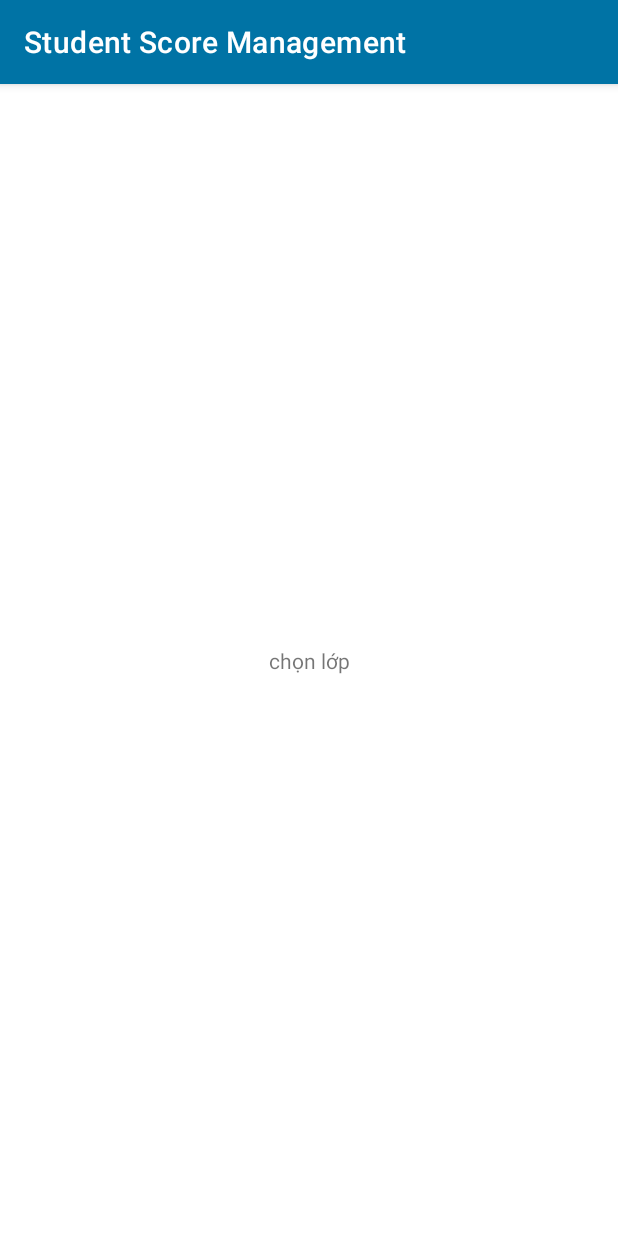
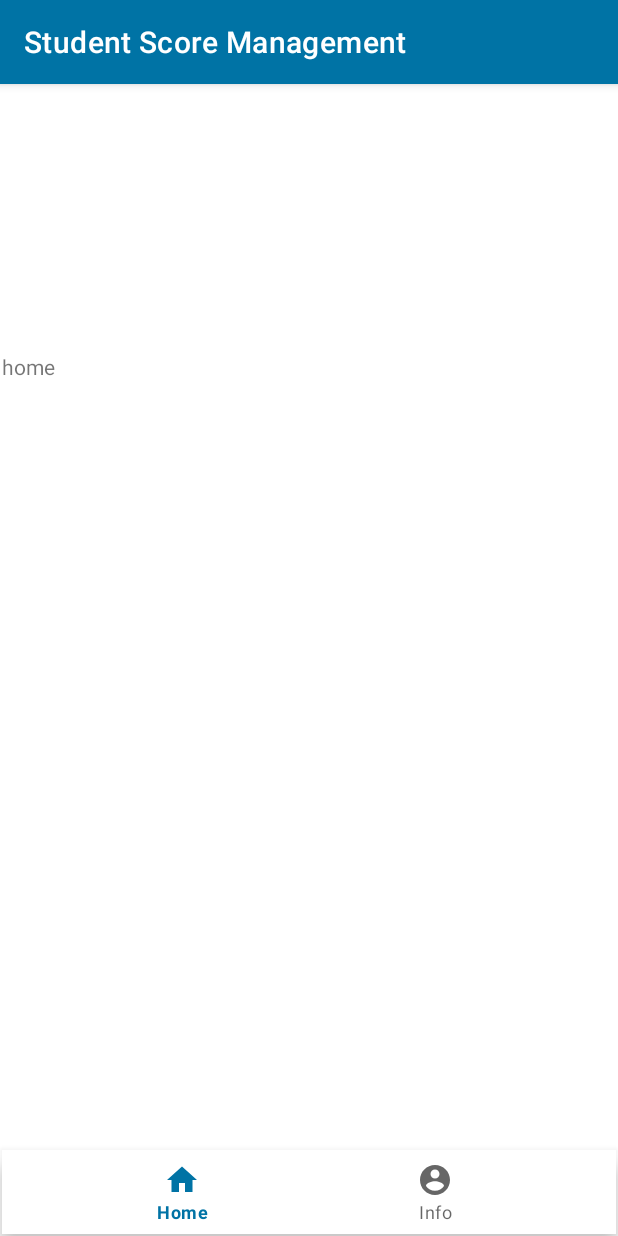
Before and after one commit to truong-lv/Student-Score-Management_App, an Android app: the MainActivity screen opened directly, with no data from a screen before it, on a phone screen of 412 x 824 dp. Run offline under Robolectric (Android 15) with nearby library versions, the phone set to English and light mode, and no system bars; our stand-ins replace navigation-ui.

Commit message:
update fragment

```diff
--- a/app/build.gradle
+++ b/app/build.gradle
@@ -39,6 +39,7 @@ dependencies {
     implementation 'androidx.lifecycle:lifecycle-viewmodel-ktx:2.4.1'
     implementation 'androidx.navigation:navigation-fragment:2.4.1'
     implementation 'androidx.navigation:navigation-ui:2.4.1'
+    implementation 'androidx.legacy:legacy-support-v4:1.0.0'
     testImplementation 'junit:junit:4.13.2'
     androidTestImplementation 'androidx.test.ext:junit:1.1.3'
     androidTestImplementation 'androidx.test.espresso:espresso-core:3.4.0'
--- a/app/src/main/java/com/example/studentscoremanagement/DBHelper.java
+++ b/app/src/main/java/com/example/studentscoremanagement/DBHelper.java
@@ -137,7 +137,7 @@ public class DBHelper extends SQLiteOpenHelper {
         database.execSQL("INSERT INTO "+TB_TAIKHOAN+" VALUES ('nghia','123456','0347360427',null)");
         database.execSQL("INSERT INTO "+TB_TAIKHOAN+" VALUES ('nam','123456','0334704530',null)");
         database.execSQL("INSERT INTO "+TB_TAIKHOAN+" VALUES ('vu','123456','0327551251',null)");
-        database.execSQL("INSERT INTO "+TB_TAIKHOAN+" VALUES ('sang','123456','0922060313',null)");
+        database.execSQL("INSERT INTO "+TB_TAIKHOAN+" VALUES ('sang','123456','0933545121',null)");
 
         database.execSQL("INSERT INTO "+TB_LOP+" VALUES ('12A1','Lù Vĩnh Trường')");
         database.execSQL("INSERT INTO "+TB_LOP+" VALUES ('12A2','Nguyễn Hải Nam')");
--- a/app/src/main/java/com/example/studentscoremanagement/MainActivity.java
+++ b/app/src/main/java/com/example/studentscoremanagement/MainActivity.java
@@ -1,6 +1,9 @@
 package com.example.studentscoremanagement;
 
 import androidx.appcompat.app.AppCompatActivity;
+import androidx.navigation.NavController;
+import androidx.navigation.Navigation;
+import androidx.navigation.ui.NavigationUI;
 
 import android.content.Intent;
 import android.os.Bundle;
@@ -9,6 +12,8 @@ import android.widget.Button;
 import android.widget.EditText;
 import android.widget.Toast;
 
+import com.google.android.material.bottomnavigation.BottomNavigationView;
+
 public class MainActivity extends AppCompatActivity {
 
 
@@ -16,6 +21,9 @@ public class MainActivity extends AppCompatActivity {
     protected void onCreate(Bundle savedInstanceState) {
         super.onCreate(savedInstanceState);
         setContentView(R.layout.activity_main);
+        BottomNavigationView bottomNavigationView = findViewById(R.id.bottomNavigationView);
+        NavController navController = Navigation.findNavController(this,  R.id.fragment);
+        NavigationUI.setupWithNavController(bottomNavigationView, navController);
 
         addControl();
         setEvent();
--- a/app/src/main/java/com/example/studentscoremanagement/VerifyActivity.java
+++ b/app/src/main/java/com/example/studentscoremanagement/VerifyActivity.java
@@ -38,7 +38,7 @@ public class VerifyActivity extends AppCompatActivity {
 
                 //kiểm tra người dùng nhập mã xác nhận có đúng ko
                 if(!inputCode.equals(code)){
-                    Intent intent=new Intent(VerifyActivity.this,ChooseClassActivity.class);
+                    Intent intent=new Intent(VerifyActivity.this,ChooseClassActivity.class);//update fragment here
                     intent.putExtra(LoginActivity.USER_INFOR,bundle);
                     startActivity(intent);
                 }else {
--- /dev/null
+++ b/app/src/main/java/com/example/studentscoremanagement/fragment/HomeFragment.java
@@ -0,0 +1,66 @@
+package com.example.studentscoremanagement.fragment;
+
+import android.os.Bundle;
+
+import androidx.fragment.app.Fragment;
+
+import android.view.LayoutInflater;
+import android.view.View;
+import android.view.ViewGroup;
+
+import com.example.studentscoremanagement.R;
+
+/**
+ * A simple {@link Fragment} subclass.
+ * Use the {@link HomeFragment#newInstance} factory method to
+ * create an instance of this fragment.
+ */
+public class HomeFragment extends Fragment {
+
+    // TODO: Rename parameter arguments, choose names that match
+    // the fragment initialization parameters, e.g. ARG_ITEM_NUMBER
+    private static final String ARG_PARAM1 = "param1";
+    private static final String ARG_PARAM2 = "param2";
+
+    // TODO: Rename and change types of parameters
+    private String mParam1;
+    private String mParam2;
+
+    public HomeFragment() {
+        // Required empty public constructor
+    }
+
+    /**
+     * Use this factory method to create a new instance of
+     * this fragment using the provided parameters.
+     *
+     * @param param1 Parameter 1.
+     * @param param2 Parameter 2.
+     * @return A new instance of fragment HomeFragment.
+     */
+    // TODO: Rename and change types and number of parameters
+    public static HomeFragment newInstance(String param1, String param2) {
+        HomeFragment fragment = new HomeFragment();
+        Bundle args = new Bundle();
+        args.putString(ARG_PARAM1, param1);
+        args.putString(ARG_PARAM2, param2);
+        fragment.setArguments(args);
+        return fragment;
+    }
+
+    @Override
+    public void onCreate(Bundle savedInstanceState) {
+        super.onCreate(savedInstanceState);
+        if (getArguments() != null) {
+            mParam1 = getArguments().getString(ARG_PARAM1);
+            mParam2 = getArguments().getString(ARG_PARAM2);
+        }
+    }
+
+    @Override
+    public View onCreateView(LayoutInflater inflater, ViewGroup container,
+                             Bundle savedInstanceState) {
+        // Inflate the layout for this fragment
+        return inflater.inflate(R.layout.fragment_home, container, false);
+    }
+}
--- /dev/null
+++ b/app/src/main/res/drawable/ic_home.xml
@@ -0,0 +1,10 @@
+<vector xmlns:android="http://schemas.android.com/apk/res/android"
+    android:width="24dp"
+    android:height="24dp"
+    android:viewportWidth="24"
+    android:viewportHeight="24"
+    android:tint="?attr/colorControlNormal">
+  <path
+      android:fillColor="@android:color/white"
+      android:pathData="M10,20v-6h4v6h5v-8h3L12,3 2,12h3v8z"/>
+</vector>
--- /dev/null
+++ b/app/src/main/res/drawable/ic_user.xml
@@ -0,0 +1,10 @@
+<vector xmlns:android="http://schemas.android.com/apk/res/android"
+    android:width="24dp"
+    android:height="24dp"
+    android:viewportWidth="24"
+    android:viewportHeight="24"
+    android:tint="?attr/colorControlNormal">
+  <path
+      android:fillColor="@android:color/white"
+      android:pathData="M12,2C6.48,2 2,6.48 2,12s4.48,10 10,10 10,-4.48 10,-10S17.52,2 12,2zM12,5c1.66,0 3,1.34 3,3s-1.34,3 -3,3 -3,-1.34 -3,-3 1.34,-3 3,-3zM12,19.2c-2.5,0 -4.71,-1.28 -6,-3.22 0.03,-1.99 4,-3.08 6,-3.08 1.99,0 5.97,1.09 6,3.08 -1.29,1.94 -3.5,3.22 -6,3.22z"/>
+</vector>
--- a/app/src/main/res/layout/activity_main.xml
+++ b/app/src/main/res/layout/activity_main.xml
@@ -6,13 +6,30 @@
     android:layout_width="match_parent"
     android:layout_height="match_parent"
     tools:context=".MainActivity">
-    <TextView
-      android:layout_width="wrap_content"
-      android:layout_height="wrap_content"
-      android:text="chọn lớp"
-      app:layout_constraintBottom_toBottomOf="parent"
-      app:layout_constraintLeft_toLeftOf="parent"
-      app:layout_constraintRight_toRightOf="parent"
-      app:layout_constraintTop_toTopOf="parent" />
 
-  </androidx.constraintlayout.widget.ConstraintLayout>
+
+    <com.google.android.material.bottomnavigation.BottomNavigationView
+        android:id="@+id/bottomNavigationView"
+        android:layout_width="match_parent"
+        android:layout_height="wrap_content"
+        android:layout_marginStart="1dp"
+        android:layout_marginEnd="1dp"
+        android:layout_marginBottom="1dp"
+        app:layout_constraintBottom_toBottomOf="parent"
+        app:layout_constraintEnd_toEndOf="parent"
+        app:layout_constraintStart_toStartOf="parent"
+        app:menu="@menu/home_bottom_menu" />
+
+    <fragment
+        android:id="@+id/fragment"
+        android:name="androidx.navigation.fragment.NavHostFragment"
+        android:layout_width="409dp"
+        android:layout_height="354dp"
+        app:defaultNavHost="true"
+        app:layout_constraintBottom_toTopOf="@+id/bottomNavigationView"
+        app:layout_constraintEnd_toEndOf="parent"
+        app:layout_constraintStart_toStartOf="parent"
+        app:layout_constraintTop_toTopOf="parent"
+        app:navGraph="@navigation/nav_home" />
+
+</androidx.constraintlayout.widget.ConstraintLayout>
--- /dev/null
+++ b/app/src/main/res/layout/fragment_home.xml
@@ -0,0 +1,14 @@
+<?xml version="1.0" encoding="utf-8"?>
+<FrameLayout xmlns:android="http://schemas.android.com/apk/res/android"
+    xmlns:tools="http://schemas.android.com/tools"
+    android:layout_width="match_parent"
+    android:layout_height="match_parent"
+    tools:context=".fragment.HomeFragment">
+
+    <!-- TODO: Update blank fragment layout -->
+    <TextView
+        android:layout_width="match_parent"
+        android:layout_height="match_parent"
+        android:text="home" />
+
+</FrameLayout>
--- /dev/null
+++ b/app/src/main/res/menu/home_bottom_menu.xml
@@ -0,0 +1,11 @@
+<?xml version="1.0" encoding="utf-8"?>
+<menu xmlns:android="http://schemas.android.com/apk/res/android">
+
+    <item android:id="@+id/homeFragment"
+        android:title="Home"
+        android:icon="@drawable/ic_home"/>
+    <item
+        android:id="@+id/userFragment"
+        android:title="Info"
+        android:icon="@drawable/ic_user"/>
+</menu>
--- /dev/null
+++ b/app/src/main/res/navigation/nav_home.xml
@@ -0,0 +1,18 @@
+<?xml version="1.0" encoding="utf-8"?>
+<navigation xmlns:android="http://schemas.android.com/apk/res/android"
+    xmlns:app="http://schemas.android.com/apk/res-auto"
+    xmlns:tools="http://schemas.android.com/tools"
+    android:id="@+id/nav_home"
+    app:startDestination="@id/homeFragment">
+
+    <fragment
+        android:id="@+id/homeFragment"
+        android:name="com.example.studentscoremanagement.fragment.HomeFragment"
+        android:label="fragment_home"
+        tools:layout="@layout/fragment_home" />
+    <fragment
+        android:id="@+id/userFragment"
+        android:name="com.example.studentscoremanagement.fragment.UserFragment"
+        android:label="fragment_user"
+        tools:layout="@layout/fragment_user" />
+</navigation>
--- a/app/src/main/res/values/strings.xml
+++ b/app/src/main/res/values/strings.xml
@@ -5,4 +5,6 @@
     <string name="title_activity_bottom_navigation">bottom_navigation</string>
     <string name="title_navigation_home">Trang chủ</string>
     <string name="title_navigation_infor">Cá nhân</string>
+    <!-- TODO: Remove or change this placeholder text -->
+    <string name="hello_blank_fragment">Hello blank fragment</string>
 </resources>
```
Also changed, not shown: app/src/main/java/com/example/studentscoremanagement/fragment/UserFragment.java (added, +66 -0 lines), app/src/main/res/layout/fragment_user.xml (added, +14 -0 lines).
